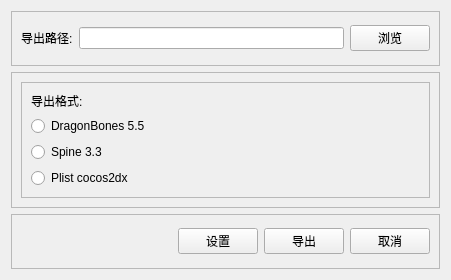
Old version of the form ImageSlicer/ImageSlicer/Modules/Export/ExportWnd.ui in the repository cnscj/ImageSlicer.
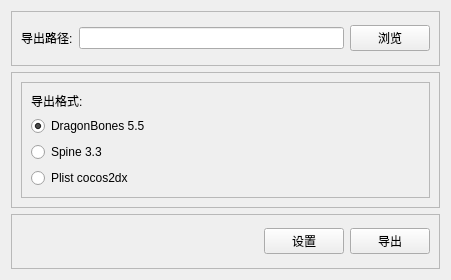
New version of the form.

The edit to the form file:
```diff
--- a/ImageSlicer/ImageSlicer/Modules/Export/ExportWnd.ui
+++ b/ImageSlicer/ImageSlicer/Modules/Export/ExportWnd.ui
@@ -80,6 +80,9 @@
            <property name="text">
             <string>DragonBones 5.5</string>
            </property>
+           <property name="checked">
+            <bool>true</bool>
+           </property>
           </widget>
          </item>
          <item row="2" column="0">
@@ -104,6 +107,13 @@
       <enum>QFrame::Raised</enum>
      </property>
      <layout class="QGridLayout" name="gridLayout">
+      <item row="0" column="1">
+       <widget class="QPushButton" name="settingBtn">
+        <property name="text">
+         <string>设置</string>
+        </property>
+       </widget>
+      </item>
       <item row="0" column="2">
        <widget class="QPushButton" name="pushButton">
         <property name="text">
@@ -111,13 +121,6 @@
         </property>
        </widget>
       </item>
-      <item row="0" column="3">
-       <widget class="QPushButton" name="pushButton_2">
-        <property name="text">
-         <string>取消</string>
-        </property>
-       </widget>
-      </item>
       <item row="0" column="0">
        <spacer name="horizontalSpacer">
         <property name="orientation">
@@ -131,13 +134,6 @@
         </property>
        </spacer>
       </item>
-      <item row="0" column="1">
-       <widget class="QPushButton" name="pushButton_4">
-        <property name="text">
-         <string>设置</string>
-        </property>
-       </widget>
-      </item>
      </layout>
     </widget>
    </item>
```
Left out of the diff: 12 changed lines with no effect on the pictures.
